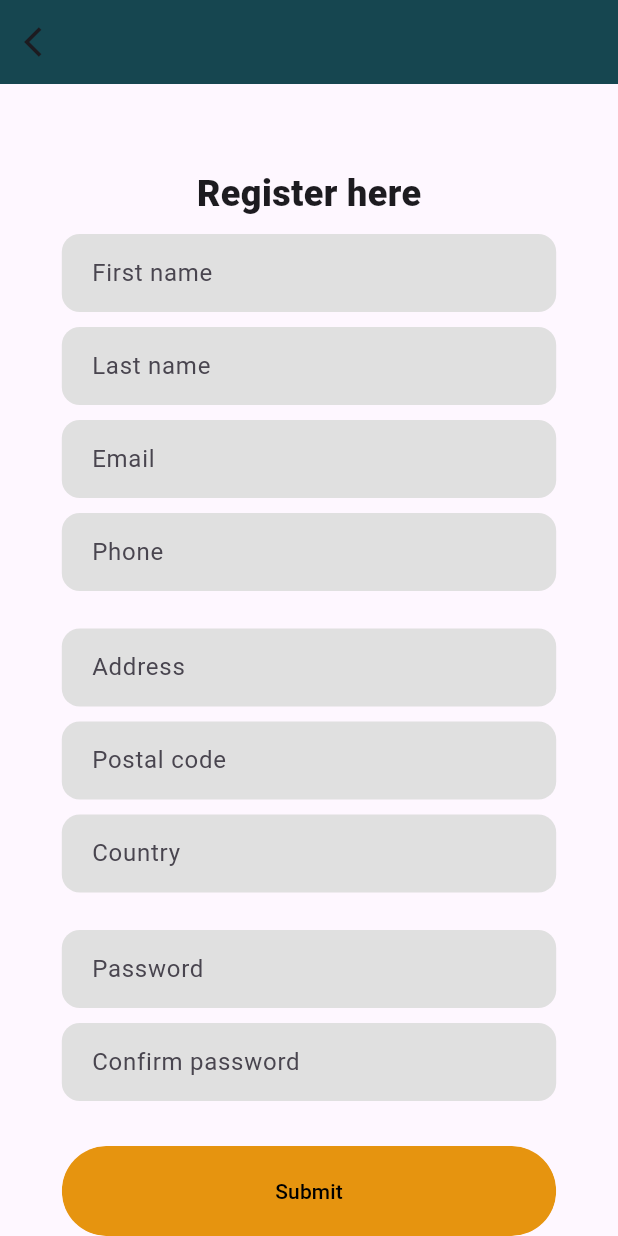
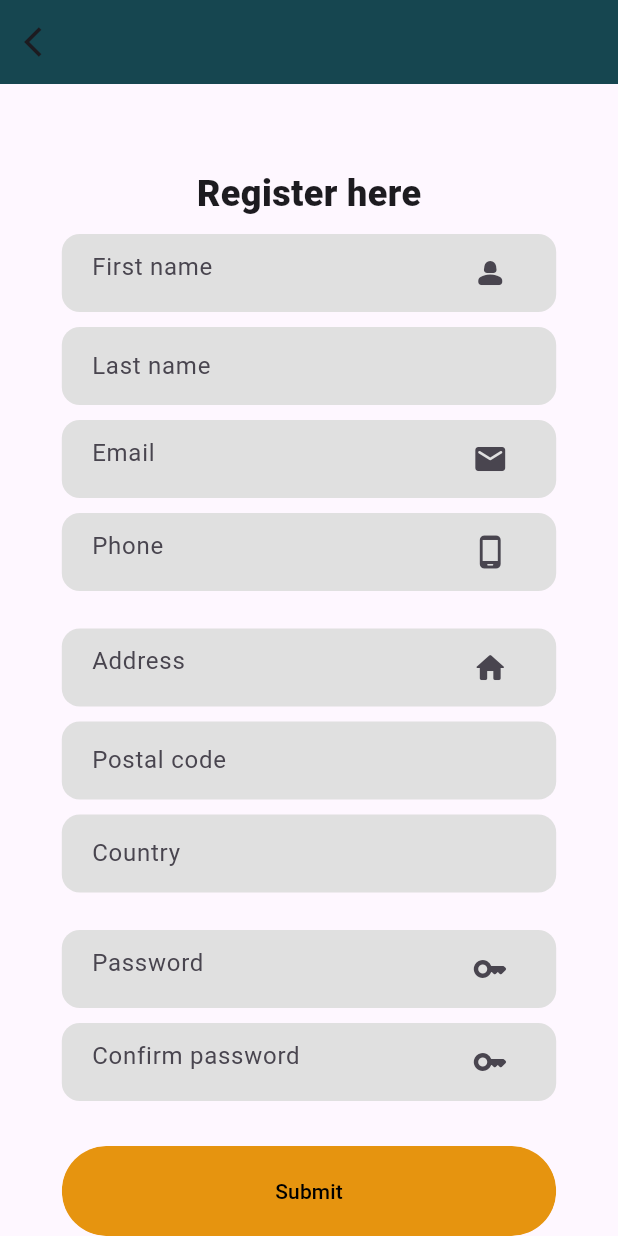
Before and after one commit to kavi20011211/WE_86, a Flutter app: the RegisterScreen screen opened by its route, on a phone screen of 412 x 824 dp. Run offline on Flutter 3.47's test engine with Material 3 defaults, Android fonts, the phone set to English and light mode, and no system bars; our stand-ins replace cloud_firestore, curved_navigation_bar, firebase_core; accounts and stored records are empty; Roboto replaces fonts that are missing (Days one).

```diff
--- a/lib/main.dart
+++ b/lib/main.dart
@@ -1,11 +1,14 @@
 import 'package:flutter/material.dart';
+import 'package:firebase_core/firebase_core.dart';
 import 'package:shade_style/controller_screen.dart';
 import 'package:shade_style/screens/login_screen.dart';
 import 'package:shade_style/screens/profile_page.dart';
 import 'package:shade_style/screens/register_screen.dart';
 // import 'package:shade_style/screens/splash_screen.dart';
 
-void main() {
+void main() async{
+  WidgetsFlutterBinding.ensureInitialized();
+  await Firebase.initializeApp();
   runApp(const MyApp());
 }
 
--- a/lib/screens/register_screen.dart
+++ b/lib/screens/register_screen.dart
@@ -1,10 +1,43 @@
+import 'package:cloud_firestore/cloud_firestore.dart';
 import 'package:flutter/material.dart';
-
 import '../components/rounded_button.dart';
 import '../components/textfield_container.dart';
 
-class RegisterScreen extends StatelessWidget {
+class RegisterScreen extends StatefulWidget {
   const RegisterScreen({super.key});
+
+  @override
+  State<RegisterScreen> createState() => _RegisterScreenState();
+}
+
+class _RegisterScreenState extends State<RegisterScreen> {
+ final CollectionReference _users = FirebaseFirestore.instance.collection('user');
+
+ //text edit controllers
+ final TextEditingController _firstname = TextEditingController();
+ final TextEditingController _lastname = TextEditingController();
+ final TextEditingController _email = TextEditingController();
+ final TextEditingController _phone = TextEditingController();
+ final TextEditingController _address = TextEditingController();
+ final TextEditingController _postal = TextEditingController();
+ final TextEditingController _country = TextEditingController();
+ final TextEditingController _password = TextEditingController();
+ final TextEditingController _confirmpassword = TextEditingController();
+
+
+ //methods of this pages
+ Future<bool>_createUser(firstname,lastname,email,phone,address,postal,country,
+ password,confirmpassword)async{
+  try{
+    await _users.add({"firstname":firstname,"lastname":lastname,"email":email,
+    "phone":phone,"address":address,"postalcode":postal,"country":country,"password":password,
+    "confirmpassword":confirmpassword});
+    return true;
+  }catch(e){
+    print(e);
+    return false;
+  }
+ }
 
   @override
   Widget build(BuildContext context) {
@@ -30,53 +63,64 @@ class RegisterScreen extends StatelessWidget {
                 fontWeight: FontWeight.w900
               ),),
 
-          const TextFieldContainer(child: TextField(
-          decoration: InputDecoration(
+          TextFieldContainer(child: TextField(
+            controller: _firstname,
+          decoration:const InputDecoration(
             border: InputBorder.none,
-            hintText: "First name"
+            hintText: "First name",
+            suffixIcon: Icon(Icons.person_2_rounded)
           ),
          )),
 
-         const TextFieldContainer(child: TextField(
-          decoration: InputDecoration(
+         TextFieldContainer(child: TextField(
+          controller: _lastname,
+          decoration:const InputDecoration(
             border: InputBorder.none,
             hintText: "Last name"
           ),
          )),
 
-         const TextFieldContainer(child: TextField(
-          decoration: InputDecoration(
+         TextFieldContainer(child: TextField(
+          controller: _email,
+          decoration:const InputDecoration(
             border: InputBorder.none,
-            hintText: "Email"
+            hintText: "Email",
+            suffixIcon: Icon(Icons.email_rounded)
           ),
          )),
 
-         const Padding( padding: EdgeInsets.only(bottom: 15),
+         Padding( padding:const EdgeInsets.only(bottom: 15),
            child:TextFieldContainer(child: TextField(
-            decoration: InputDecoration(
+            controller: _phone,
+            decoration:const InputDecoration(
               border: InputBorder.none,
-              hintText: "Phone"
+              hintText: "Phone",
+              suffixIcon: Icon(Icons.phone_android_rounded)
             ),
            )),
          ),
 
-        const TextFieldContainer(child: TextField(
-          decoration: InputDecoration(
+        TextFieldContainer(child: TextField(
+          controller: _address,
+          decoration:const InputDecoration(
             border: InputBorder.none,
-            hintText: "Address"
+            hintText: "Address",
+            suffixIcon: Icon(Icons.home_rounded)
           ),
          )),
 
-         const TextFieldContainer(child: TextField(
-          decoration: InputDecoration(
+         TextFieldContainer(child: TextField(
+          controller: _postal,
+          decoration:const InputDecoration(
             border: InputBorder.none,
             hintText: "Postal code"
           ),
          )),
 
-         const Padding( padding: EdgeInsets.only(bottom: 15),
+         Padding( padding:const EdgeInsets.only(bottom: 15),
            child: TextFieldContainer(child: TextField(
-            decoration: InputDecoration(
+            controller: _country,
+            decoration:const InputDecoration(
               border: InputBorder.none,
               hintText: "Country"
             ),
@@ -84,24 +128,46 @@ class RegisterScreen extends StatelessWidget {
          ),
 
 
-         const TextFieldContainer(child: TextField(
-          decoration: InputDecoration(
+         TextFieldContainer(child: TextField(
+          controller: _password,
+          obscureText: true,
+          decoration:const InputDecoration(
             border: InputBorder.none,
-            hintText: "Password"
+            hintText: "Password",
+            suffixIcon: Icon(Icons.key_rounded),
           ),
          )),
 
-        const Padding( padding: EdgeInsets.only(bottom: 20),
+        Padding( padding:const EdgeInsets.only(bottom: 20),
           child: TextFieldContainer(child: TextField(
-            decoration: InputDecoration(
+            controller: _confirmpassword,
+            obscureText: true,
+            decoration:const InputDecoration(
               border: InputBorder.none,
-              hintText: "Confirm password"
+              hintText: "Confirm password",
+              suffixIcon: Icon(Icons.key_rounded)
             ),
            )),
         ),
 
          RoundedButton(child: TextButton(
-          onPressed: (){
+          onPressed: ()async{
+            if(_confirmpassword.text!=_password.text){
+              ScaffoldMessenger.of(context).showSnackBar(const SnackBar(
+                  content: Text("Passwords are mismatched! try again.", style: TextStyle(color: Colors.white),),
+                  backgroundColor: Colors.grey,
+                  padding: EdgeInsets.symmetric(vertical: 20, horizontal: 20),
+                  dismissDirection: DismissDirection.up,
+                ));
+            }
+            await _createUser( _firstname.text, _lastname.text, _address.text,_confirmpassword.text, _country.text,
+            _email.text,_password.text, _phone.text,_postal.text);
+            ScaffoldMessenger.of(context).showSnackBar(const SnackBar(
+                  content: Text("You are registered succussfully!.", style: TextStyle(color: Colors.white),),
+                  backgroundColor: Colors.grey,
+                  padding: EdgeInsets.symmetric(vertical: 20, horizontal: 20),
+                  dismissDirection: DismissDirection.up,
+                ));
             Navigator.pushNamed(context, '/');
           },
           style:const ButtonStyle(
--- a/pubspec.yaml
+++ b/pubspec.yaml
@@ -36,6 +36,8 @@ dependencies:
   # Use with the CupertinoIcons class for iOS style icons.
   cupertino_icons: ^1.0.2
   curved_navigation_bar: ^1.0.3
+  cloud_firestore: ^4.14.0
+  firebase_core : ^2.24.2
 
 dev_dependencies:
   flutter_test:
```
Also changed, not shown: lib/models/user_data_model.dart (+16 -0 lines), lib/screens/add_to_cart.dart (+43 -9 lines), lib/database/database.dart (deleted), pubspec.lock, 3 other files.
